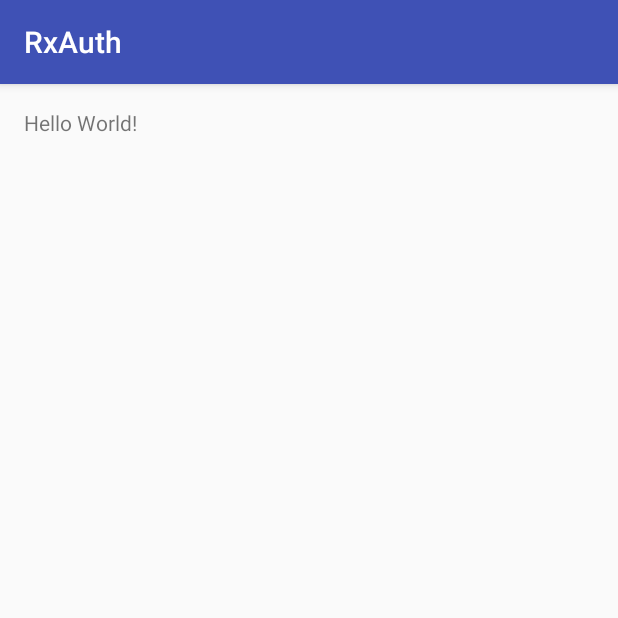
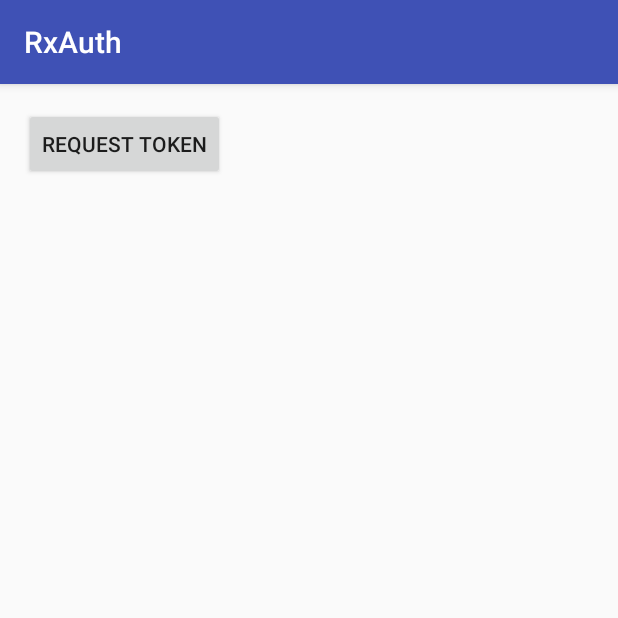
Before and after one commit to brave-warrior/RxAuth, an Android app: the screen it shows after launch (MainActivity), on a phone screen of 412 x 824 dp, the top half of it. Run offline under Robolectric (Android 15) with nearby library versions, the phone set to English and light mode, and no system bars; libraries missing offline, so code that uses them is left out: com.github.scribejava.apis, com.github.scribejava.core.

```diff
--- a/app/build.gradle
+++ b/app/build.gradle
@@ -23,4 +23,6 @@ dependencies {
     compile fileTree(dir: 'libs', include: ['*.jar'])
     testCompile 'junit:junit:4.12'
     compile 'com.android.support:appcompat-v7:23.4.0'
+
+    compile 'com.github.scribejava:scribejava-apis:2.5.3'
 }
--- a/app/src/main/res/layout/activity_main.xml
+++ b/app/src/main/res/layout/activity_main.xml
@@ -10,8 +10,9 @@
     android:paddingTop="@dimen/activity_vertical_margin"
     tools:context="com.khmelenko.lab.rxauth.MainActivity">
 
-    <TextView
+    <Button
+        android:id="@+id/request_token"
         android:layout_width="wrap_content"
         android:layout_height="wrap_content"
-        android:text="Hello World!"/>
+        android:text="Request token"/>
 </RelativeLayout>
```
Also changed, not shown: app/src/main/java/com/khmelenko/lab/rxauth/MainActivity.java (+42 -0 lines).
